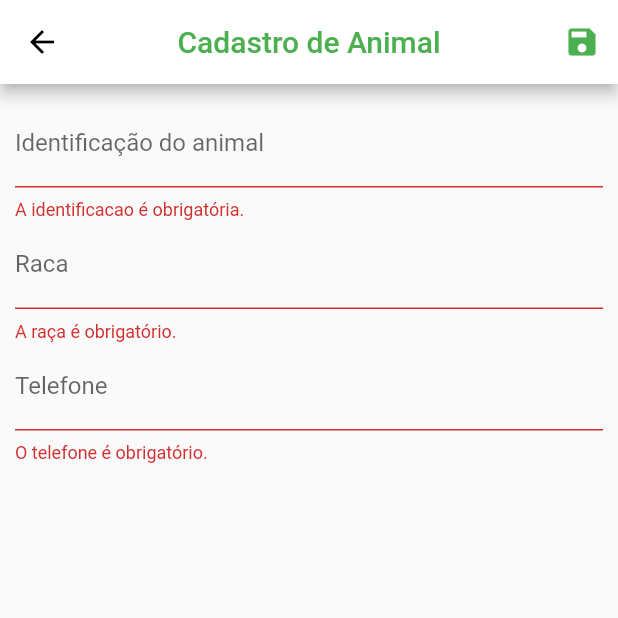
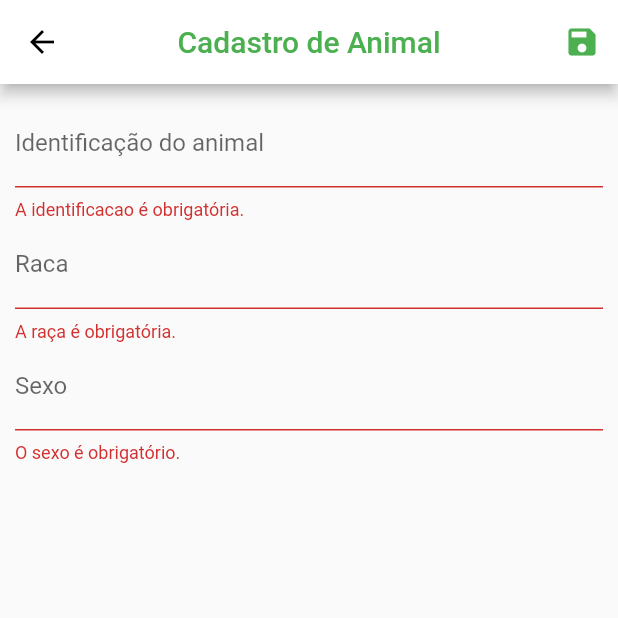
Before and after one commit to diogo9467/Aplicativo_TCC, a Flutter app: the ContactForm screen opened by its route, after a tap on the "save" icon, on a phone screen of 412 x 824 dp, the top half of it. Run offline on Flutter 3.47's test engine with Material 2 defaults, Android fonts, the light colour scheme and no system bars; our stand-ins replace cloud_firestore, firebase_core, flutter_mobx, get_it, mobx; accounts and stored records are empty; generated files the repository leaves out were written again.

```diff
--- a/lib/app/database/firestore/contact_dao_firestore.dart
+++ b/lib/app/database/firestore/contact_dao_firestore.dart
@@ -18,7 +18,7 @@ class ContactDAOFirestore implements ContactDAO {
             id: doc.reference.id.toString(),
             identificacao: doc['identificacao'],
             raca: doc['raca'],
-            telefone: doc['telefone'],
+            sexo: doc['sexo'],
             urlAvatar: doc['urlAvatar']))
         .toList();
   }
@@ -32,8 +32,8 @@ class ContactDAOFirestore implements ContactDAO {
   save(Contact contact) {
     contactCollection.doc(contact.id).set({
       'identificacao': contact.identificacao,
-      'raça': contact.raca,
-      'telefone': contact.telefone,
+      'raca': contact.raca,
+      'sexo': contact.sexo,
       'urlAvatar': contact.urlAvatar
     });
   }
--- a/lib/app/database/firestore/tempCodeRunnerFile.dart
+++ b/lib/app/database/firestore/tempCodeRunnerFile.dart
@@ -4,10 +4,9 @@
 class Contact {
   int id;
   String identificacao;
-  String telefone;
+  String sexo;
   String raca;
   String urlAvatar;
 
-  Contact(
-      {this.id, this.identificacao, this.telefone, this.raca, this.urlAvatar});
+  Contact({this.id, this.identificacao, this.sexo, this.raca, this.urlAvatar});
 }
--- a/lib/app/domain/entities/contact.dart
+++ b/lib/app/domain/entities/contact.dart
@@ -2,10 +2,9 @@
 class Contact {
   dynamic id;
   String identificacao;
-  String telefone;
+  String sexo;
   String raca;
   String urlAvatar;
 
-  Contact(
-      {this.id, this.identificacao, this.telefone, this.raca, this.urlAvatar});
+  Contact({this.id, this.identificacao, this.sexo, this.raca, this.urlAvatar});
 }
--- a/lib/app/domain/services/contact_service.dart
+++ b/lib/app/domain/services/contact_service.dart
@@ -12,7 +12,7 @@ class ContactService {
   save(Contact contact) {
     validateIdentification(contact.identificacao);
     validateRaca(contact.raca);
-    validatePhone(contact.telefone);
+    validateSexo(contact.sexo);
     _dao.save(contact);
   }
 
@@ -32,13 +32,13 @@ class ContactService {
 
   validateRaca(String raca) {
     if (raca == "") {
-      throw DomainLayerException('A raça é obrigatório.');
+      throw DomainLayerException('A raça é obrigatória.');
     }
   }
 
-  validatePhone(String phone) {
-    if (phone == "") {
-      throw DomainLayerException('O telefone é obrigatório.');
+  validateSexo(String sexo) {
+    if (sexo == "") {
+      throw DomainLayerException('O sexo é obrigatório.');
     }
   }
 }
--- a/lib/app/view/conctact_details.dart
+++ b/lib/app/view/conctact_details.dart
@@ -35,8 +35,8 @@ class ContactDetails extends StatelessWidget {
               ),
               Card(
                 child: ListTile(
-                  title: Text('Telefone'),
-                  subtitle: Text('${contact.telefone}'),
+                  title: Text('Sexo'),
+                  subtitle: Text('${contact.sexo}'),
                 ),
               ),
               Card(
--- a/lib/app/view/contact_form.dart
+++ b/lib/app/view/contact_form.dart
@@ -3,7 +3,6 @@
 // ignore_for_file: prefer_const_constructors, use_key_in_widget_constructors, prefer_const_literals_to_create_immutables
 
 import 'package:flutter/material.dart';
-import 'package:mask_text_input_formatter/mask_text_input_formatter.dart';
 import 'package:tcc/app/view/contact_form_back_.dart';
 
 class ContactForm extends StatelessWidget {
@@ -27,16 +26,12 @@ class ContactForm extends StatelessWidget {
     );
   }
 
-  Widget fieldTelefone(ContactFormBack back) {
-    var mask = MaskTextInputFormatter(mask: '(##) # ########');
+  Widget fieldSexo(ContactFormBack back) {
     return TextFormField(
-      validator: back.validateTelefone,
-      onSaved: (newValue) => back.contact.telefone = newValue,
-      initialValue: back.contact.telefone,
-      inputFormatters: [mask],
-      keyboardType: TextInputType.number,
-      decoration: InputDecoration(
-          labelText: 'Telefone', hintText: 'Formato: (xx) x xxxxxxxx'),
+      validator: back.validateSexo,
+      onSaved: (newValue) => back.contact.sexo = newValue,
+      initialValue: back.contact.sexo,
+      decoration: InputDecoration(labelText: 'Sexo'),
     );
   }
 
@@ -75,7 +70,7 @@ class ContactForm extends StatelessWidget {
             children: [
               fieldIdentification(_back),
               fieldRaca(_back),
-              fieldTelefone(_back),
+              fieldSexo(_back),
             ],
           ),
         ),
--- a/lib/app/view/contact_form_back_.dart
+++ b/lib/app/view/contact_form_back_.dart
@@ -12,16 +12,15 @@ class ContactFormBack {
   var _service = GetIt.I.get<ContactService>();
   bool _identificationIsValid;
   bool _racaIsValid;
-  bool _telefoneIsValid;
+  bool _sexoIsValid;
 
-  bool get isValid =>
-      _identificationIsValid && _racaIsValid && _telefoneIsValid;
+  bool get isValid => _identificationIsValid && _racaIsValid && _sexoIsValid;
 
   ContactFormBack(BuildContext context) {
     var parameter = ModalRoute.of(context).settings.arguments;
     contact = (parameter == null)
         ? Contact(
-            raca: '', id: null, identificacao: '', telefone: '', urlAvatar: '')
+            raca: '', id: null, identificacao: '', sexo: '', urlAvatar: '')
         : parameter;
   }
 
@@ -51,13 +50,13 @@ class ContactFormBack {
     }
   }
 
-  String validateTelefone(String telefone) {
+  String validateSexo(String sexo) {
     try {
-      _service.validatePhone(telefone);
-      _telefoneIsValid = true;
+      _service.validateSexo(sexo);
+      _sexoIsValid = true;
       return null;
     } catch (e) {
-      _telefoneIsValid = false;
+      _sexoIsValid = false;
       return e.toString();
     }
   }
--- a/lib/app/view/contact_list.dart
+++ b/lib/app/view/contact_list.dart
@@ -90,7 +90,7 @@ class ContactList extends StatelessWidget {
                         onTap: () {
                           _back.goToDetails(context, contato);
                         },
-                        subtitle: Text(contato.telefone),
+                        subtitle: Text(contato.sexo),
                         trailing: Container(
                           width: 100,
                           child: Row(
```
